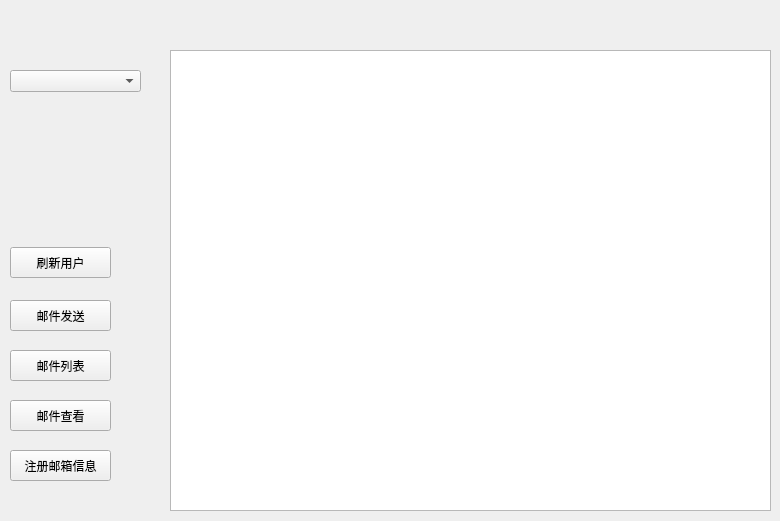
Old version of the form qmailbegin.ui in the repository grysgreat/QtMail.
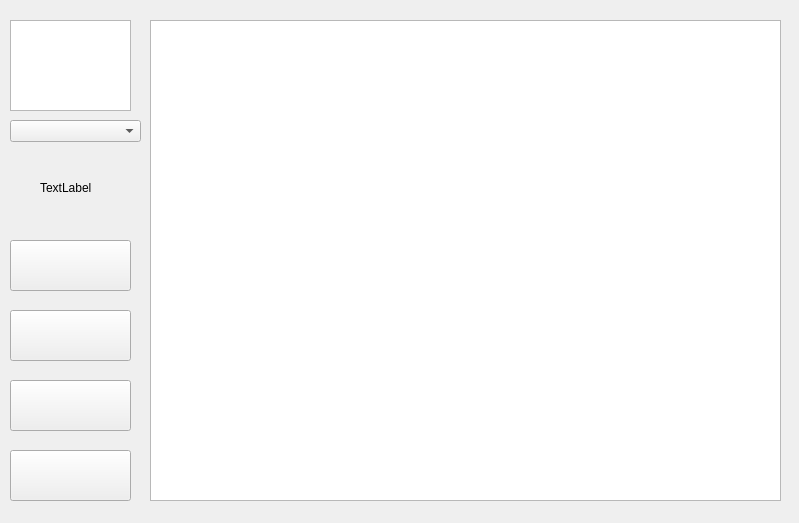
New version of the form. Icons and pictures are not drawn.

What changed in the file:
```diff
--- a/qmailbegin.ui
+++ b/qmailbegin.ui
@@ -6,13 +6,16 @@
    <rect>
     <x>0</x>
     <y>0</y>
-    <width>780</width>
-    <height>521</height>
+    <width>799</width>
+    <height>523</height>
    </rect>
   </property>
   <property name="windowTitle">
    <string>Dialog</string>
   </property>
+  <property name="styleSheet">
+   <string notr="true">border-image: url(:/pics/bkd.png);</string>
+  </property>
   <widget class="QDialogButtonBox" name="buttonBox">
    <property name="geometry">
     <rect>
@@ -33,48 +36,48 @@
    <property name="geometry">
     <rect>
      <x>10</x>
-     <y>350</y>
-     <width>101</width>
-     <height>31</height>
+     <y>310</y>
+     <width>121</width>
+     <height>51</height>
     </rect>
    </property>
    <property name="styleSheet">
     <string notr="true"/>
    </property>
    <property name="text">
-    <string>邮件列表</string>
+    <string/>
    </property>
   </widget>
   <widget class="QPushButton" name="pushButton_2">
    <property name="geometry">
     <rect>
      <x>10</x>
-     <y>300</y>
-     <width>101</width>
-     <height>31</height>
+     <y>240</y>
+     <width>121</width>
+     <height>51</height>
     </rect>
    </property>
    <property name="styleSheet">
     <string notr="true"/>
    </property>
    <property name="text">
-    <string>邮件发送</string>
+    <string/>
    </property>
   </widget>
   <widget class="QPushButton" name="pushButton_4">
    <property name="geometry">
     <rect>
      <x>10</x>
-     <y>400</y>
-     <width>101</width>
-     <height>31</height>
+     <y>380</y>
+     <width>121</width>
+     <height>51</height>
     </rect>
    </property>
    <property name="styleSheet">
     <string notr="true"/>
    </property>
    <property name="text">
-    <string>邮件查看</string>
+    <string/>
    </property>
   </widget>
   <widget class="QPushButton" name="pushButton">
@@ -82,48 +85,67 @@
     <rect>
      <x>10</x>
      <y>450</y>
-     <width>101</width>
-     <height>31</height>
+     <width>121</width>
+     <height>51</height>
     </rect>
    </property>
    <property name="styleSheet">
     <string notr="true"/>
    </property>
    <property name="text">
-    <string>注册邮箱信息</string>
+    <string/>
    </property>
   </widget>
   <widget class="QListWidget" name="listWidget">
    <property name="geometry">
     <rect>
-     <x>170</x>
-     <y>50</y>
-     <width>601</width>
-     <height>461</height>
+     <x>150</x>
+     <y>20</y>
+     <width>631</width>
+     <height>481</height>
     </rect>
    </property>
+   <property name="styleSheet">
+    <string notr="true">border-image: url(:/pics/fromt.png);</string>
+   </property>
   </widget>
   <widget class="QComboBox" name="comboBox">
    <property name="geometry">
     <rect>
      <x>10</x>
-     <y>70</y>
+     <y>120</y>
      <width>131</width>
      <height>22</height>
     </rect>
    </property>
+   <property name="styleSheet">
+    <string notr="true">border-image: url(:/pics/空白3.jpg);</string>
+   </property>
   </widget>
-  <widget class="QPushButton" name="pushButton_5">
+  <widget class="QTextBrowser" name="textBrowser">
    <property name="geometry">
     <rect>
      <x>10</x>
-     <y>247</y>
-     <width>101</width>
-     <height>31</height>
+     <y>20</y>
+     <width>121</width>
+     <height>91</height>
+    </rect>
+   </property>
+   <property name="styleSheet">
+    <string notr="true">border-image: url(:/pics/邮箱图标.png);</string>
+   </property>
+  </widget>
+  <widget class="QLabel" name="label">
+   <property name="geometry">
+    <rect>
+     <x>40</x>
+     <y>180</y>
+     <width>72</width>
+     <height>15</height>
     </rect>
    </property>
    <property name="text">
-    <string>刷新用户</string>
+    <string>TextLabel</string>
    </property>
   </widget>
  </widget>
```
Left out of the diff: 9 changed lines with no effect on the pictures.
